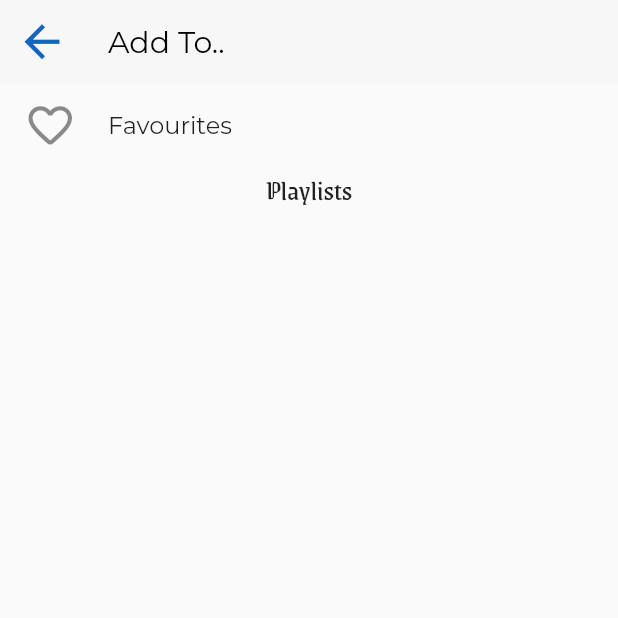
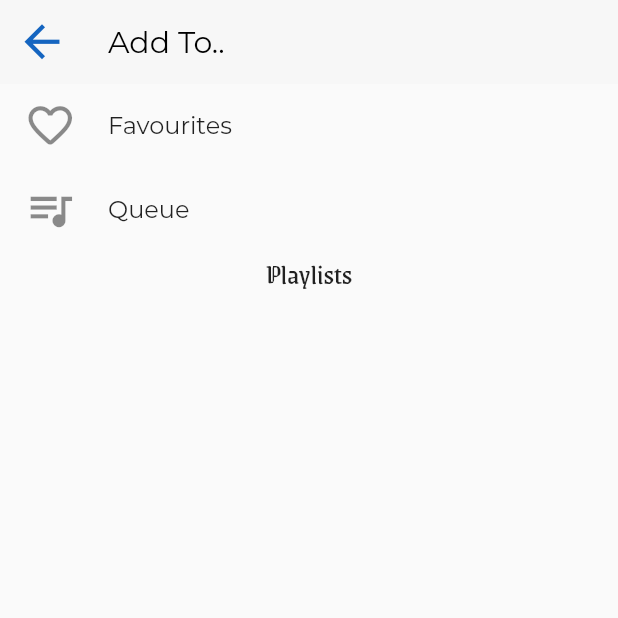
Before and after one commit to gerald-tetteh/Stereobeats-Music-Player, a Flutter app: the AddToPage screen opened by its route, on a phone screen of 412 x 824 dp, the top half of it. Run offline on Flutter 3.47's test engine with Material 2 defaults, Android fonts, the phone set to English and light mode, and no system bars; our stand-ins replace assets_audio_player, carousel_slider, circular_check_box, fluttertoast, font_awesome_flutter, hive and 3 more; missing offline and left inert: draggable_scrollbar, empty_widget; accounts and stored records are empty; generated files the repository leaves out were written again.

Commit message:
added ad to queue feature and changed named parameter in action bar to meet new flutter update

```diff
--- a/lib/pages/add_to_page.dart
+++ b/lib/pages/add_to_page.dart
@@ -4,6 +4,7 @@ import 'package:hive/hive.dart';
 import 'package:hive_flutter/hive_flutter.dart';
 
 import '../provider/songItem.dart';
+import '../provider/music_player.dart';
 import '../models/playlist.dart';
 import '../extensions/string_extension.dart';
 import '../utils/text_util.dart';
@@ -13,6 +14,7 @@ class AddToPage extends StatelessWidget {
   @override
   Widget build(BuildContext context) {
     final songProvider = Provider.of<SongProvider>(context, listen: false);
+    final player = Provider.of<AudioPlayer>(context, listen: false);
     final mediaQuery = MediaQuery.of(context);
     return Scaffold(
       appBar: AppBar(
@@ -39,6 +41,16 @@ class AddToPage extends StatelessWidget {
             title: Text("Favourites"),
             onTap: () {
               songProvider.addToFavourites();
+              songProvider.changeBottomBar(false);
+              songProvider.setQueueToNull();
+              Navigator.of(context).pop(true);
+            },
+          ),
+          ListTile(
+            leading: Icon(Icons.queue_music_outlined),
+            title: Text("Queue"),
+            onTap: () {
+              player.addToQueue(songProvider.queue);
               songProvider.changeBottomBar(false);
               songProvider.setQueueToNull();
               Navigator.of(context).pop(true);
```
Also changed, not shown: lib/components/bottom_actions_bar.dart (+7 -6 lines), lib/provider/music_player.dart (+18 -3 lines).
